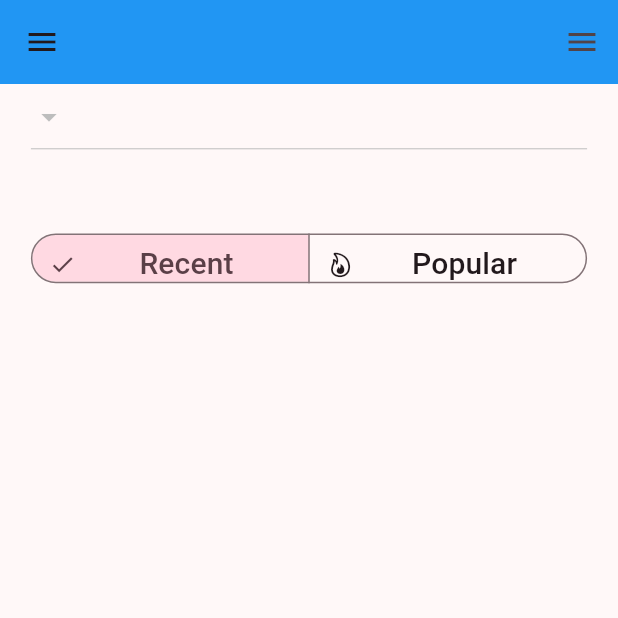
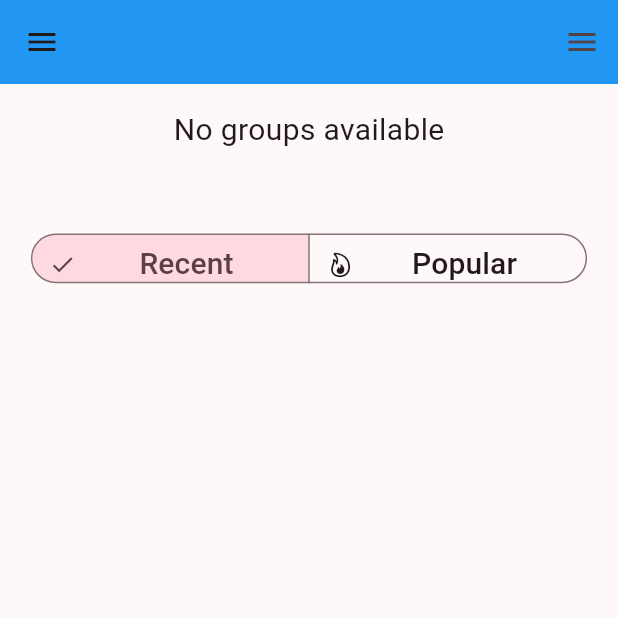
Before and after one commit to Derekshakk/Memories-Through-Lenses, a Flutter app: the HomePage screen opened by its route, after a tap on "Recent", on a phone screen of 412 x 824 dp, the top half of it. Run offline on Flutter 3.47's test engine with Material 3 defaults, Android fonts, the phone set to English and light mode, and no system bars; our stand-ins replace camera, chewie, cloud_firestore, firebase_auth, firebase_core, firebase_database and 5 more; accounts and stored records are empty; generated files the repository leaves out were written again.

Commit message:
fixed dropdown button and logout bugs

```diff
--- a/memories_through_lenses/lib/screens/home.dart
+++ b/memories_through_lenses/lib/screens/home.dart
@@ -54,67 +54,37 @@ class _HomePageState extends State<HomePage> {
   ContentType selected = ContentType.popular;
   bool timelineLoaded = false;
 
-  List<String> dropdownItems = ["Item 1", "Item 2", "Item 3"];
-  List<Pair> dropdownPairs = [
-    Pair("Item 1", "1"),
-    Pair("Item 2", "2"),
-    Pair("Item 3", "3")
-  ];
-  String dropdownValue = "";
+  List<String> dropdownItems = [];
+  List<Pair> dropdownPairs = [];
+  String? dropdownValue;
 
   // list of posts (mediaURL, likes, dislikes)
-  List<PostData> posts = [
-    // PostData(
-    //     id: "1",
-    //     mediaURL: "https://picsum.photos/200",
-    //     mediaType: "image",
-    //     caption: "This is a caption",
-    //     likes: 0,
-    //     dislikes: 0),
-    // PostData(
-    //     id: "2",
-    //     mediaURL: "https://www.youtube.com/watch?v=jNQXAC9IVRw",
-    //     mediaType: "video",
-    //     caption: "This is a caption",
-    //     likes: 0,
-    //     dislikes: 0),
-    // PostData(
-    //     id: "3",
-    //     mediaURL: "https://picsum.photos/200",
-    //     mediaType: "image",
-    //     caption: "This is a caption",
-    //     likes: 0,
-    //     dislikes: 0),
-    // PostData(
-    //     id: "4",
-    //     mediaURL: "https://picsum.photos/200",
-    //     mediaType: "image",
-    //     caption: "This is a caption",
-    //     likes: 0,
-    //     dislikes: 0),
-    // PostData(
-    //     id: "5",
-    //     mediaURL: "https://picsum.photos/200",
-    //     mediaType: "image",
-    //     caption: "This is a caption",
-    //     likes: 0,
-    //     dislikes: 0),
-  ];
+  List<PostData> posts = [];
 
   void getGroups() {
+    if (singleton.groupData == null) return;
+
+    String? previousValue = dropdownValue;
     dropdownItems.clear();
     dropdownPairs.clear();
-    // print("SINGLETON: ${singleton.groupData}");
+
     List<Map<String, dynamic>> groups = singleton.groupData;
     for (var element in groups) {
-      // print("ADDING: ${element['name']}");
-      dropdownItems.add(element['name']);
-      dropdownPairs.add(Pair(element['name'], element['groupID']));
+      String name = element['name'] ?? '';
+      String groupID = element['groupID'] ?? '';
+      if (name.isNotEmpty && groupID.isNotEmpty) {
+        dropdownItems.add(name);
+        dropdownPairs.add(Pair(name, groupID));
+      }
     }
 
-    // print("dropdownItems: $dropdownItems");
-
-    if (dropdownItems.isNotEmpty) dropdownValue = dropdownItems[0];
+    if (dropdownItems.isNotEmpty) {
+      if (previousValue != null && dropdownItems.contains(previousValue)) {
+        dropdownValue = previousValue;
+      } else {
+        dropdownValue = dropdownItems[0];
+      }
+    }
   }
 
   void getPosts(String groupID) {
@@ -123,44 +93,38 @@ class _HomePageState extends State<HomePage> {
             groupID, (selected == ContentType.popular) ? 'popular' : 'newest')
         .then((value) {
       List<PostData> temp = [];
-      List<dynamic> blockedUsers = (singleton.userData['blocked'] != null)
-          ? singleton.userData['blocked']
-          : [];
-      List<dynamic> blockedPosts =
-          (singleton.userData['reported_posts'] != null)
-              ? singleton.userData['reported_posts']
-              : [];
-      // print("VALUE: $value");
+      List<dynamic> blockedUsers = singleton.userData?['blocked'] ?? [];
+      List<dynamic> blockedPosts = singleton.userData?['reported_posts'] ?? [];
+
       for (var element in value) {
         if (blockedUsers.contains(element['user_id']) ||
             blockedPosts.contains(element['id'])) {
           continue;
         }
 
-        // check if the user previously liked or disliked the post
         String userOpinion = "none";
-        if (element['likes'].contains(singleton.userData['uid'])) {
+        if (element['likes']?.contains(singleton.userData?['uid']) ?? false) {
           userOpinion = "like";
-        } else if (element['dislikes'].contains(singleton.userData['uid'])) {
+        } else if (element['dislikes']?.contains(singleton.userData?['uid']) ?? false) {
           userOpinion = "dislike";
         }
 
         temp.add(PostData(
-          id: element['id'],
-          creator: element['user_id'],
-          mediaURL: element['image_url'],
+          id: element['id'] ?? '',
+          creator: element['user_id'] ?? '',
+          mediaURL: element['image_url'] ?? '',
           mediaType: 'image',
-          caption: element['caption'],
-          likes: element['likes'].length,
-          dislikes: element['dislikes'].length,
-          // Timestamp to datetime
-          created_at: DateTime.fromMillisecondsSinceEpoch(
-              element['created_at'].seconds * 1000),
+          caption: element['caption'] ?? '',
+          likes: element['likes']?.length ?? 0,
+          dislikes: element['dislikes']?.length ?? 0,
+          created_at: element['created_at'] != null
+              ? DateTime.fromMillisecondsSinceEpoch(
+                  element['created_at'].seconds * 1000)
+              : DateTime.now(),
           userOpinion: userOpinion,
         ));
       }
 
-      // reverse the list so that the newest post is at the top
       temp = temp.reversed.toList();
       if (mounted) {
         setState(() {
@@ -175,12 +139,10 @@ class _HomePageState extends State<HomePage> {
     super.initState();
     getGroups();
 
-    // set a timer to run after 1 seconds
     Timer(const Duration(seconds: 1), () {
       if (mounted) {
         setState(() {
           selected = ContentType.popular;
-          // print("${singleton.groupData}");
           timelineLoaded = true;
           getGroups();
         });
@@ -190,16 +152,6 @@ class _HomePageState extends State<HomePage> {
 
   @override
   Widget build(BuildContext context) {
-    if (dropdownPairs.isNotEmpty) {
-      String groupID = dropdownPairs
-          .firstWhere((element) => element.key == dropdownValue)
-          .value;
-      if (groupID.isNotEmpty && posts.isEmpty) {
-        // print("dropdownPairs: $dropdownPairs");
-        getPosts(groupID);
-      }
-    }
-
     return Scaffold(
         appBar: AppBar(
           backgroundColor: Colors.blue,
@@ -240,7 +192,6 @@ class _HomePageState extends State<HomePage> {
                     padding: const EdgeInsets.fromLTRB(85, 0, 85, 0),
                     child: ElevatedButton(
                         onPressed: () {
-                          print("Edit profile");
                           Navigator.pushNamed(context, '/profile_edit');
                         },
                         child: const Text("Edit"))),
@@ -318,7 +269,6 @@ class _HomePageState extends State<HomePage> {
                           },
                         ),
                       ),
-                      // TODO: add a "see personal yearbook" button
                       SizedBox(height: SizeConfig.blockSizeVertical! * 2),
                       SizedBox(
                         height: SizeConfig.blockSizeVertical! * 5,
@@ -326,13 +276,22 @@ class _HomePageState extends State<HomePage> {
                           text: "Log Out",
                           style: const TextStyle(
                               fontSize: 20, color: Colors.white),
-                          onPressed: () {
-                            Auth().logout().then(
-                              (value) {
-                                Navigator.pushNamedAndRemoveUntil(
-                                    context, '/', (route) => false);
-                              },
+                          onPressed: () async {
+                            try {
+                              await Auth().logout();
+                              if (mounted) {
+                                Navigator.pushReplacementNamed(context, '/');
+                              }
+                            } catch (e) {
+                              print('Error during logout: $e');
+                              if (mounted) {
+                                ScaffoldMessenger.of(context).showSnackBar(
+                                  const SnackBar(
+                                    content: Text('Error logging out. Please try again.'),
+                                  ),
                                 );
+                              }
+                            }
                           },
                         ),
                       ),
@@ -343,27 +302,27 @@ class _HomePageState extends State<HomePage> {
             ),
           ),
         ),
-        // end drawer should have the title "Friends" and a list of friends
         endDrawer: Drawer(child: Consumer(
           builder: (context, _singleton, child) {
             List<Widget> currentFriends = [];
-            Map<String, dynamic> friends = singleton.userData['friends'];
+            Map<String, dynamic>? friends = singleton.userData?['friends'] as Map<String, dynamic>?;
 
-            print("populating current friends list");
+            if (friends != null) {
               friends.forEach((key, value) {
-              print("key: $key, value: $value");
+                if (value != null && value['name'] != null) {
                   currentFriends.add(FriendCard(
                     type: FriendCardType.currentFriend,
                     name: value['name'],
                     uid: key,
                     onPressed: () {
                       setState(() {
-                    print("removing friend: $key");
+                        // Handle friend removal here
                       });
                     },
                   ));
+                }
               });
-            print("current friends list: $currentFriends");
+            }
 
             return SafeArea(
               child: Column(
@@ -380,7 +339,17 @@ class _HomePageState extends State<HomePage> {
                     ),
                   ),
                   Expanded(
-                    child: ListView.builder(
+                    child: currentFriends.isEmpty
+                        ? const Center(
+                            child: Text(
+                              'No friends yet',
+                              style: TextStyle(
+                                fontSize: 16,
+                                color: Colors.grey,
+                              ),
+                            ),
+                          )
+                        : ListView.builder(
                             itemCount: currentFriends.length,
                             itemBuilder: (context, index) {
                               return currentFriends[index];
@@ -402,8 +371,17 @@ class _HomePageState extends State<HomePage> {
                 width: SizeConfig.blockSizeHorizontal! * 90,
                 child: Consumer<Singleton>(
                   builder: (context, _singleton, child) {
-                    return DropdownButton(
+                    if (dropdownItems.isEmpty) {
+                      return const Center(
+                        child: Text('No groups available',
+                            style: TextStyle(fontSize: 20)),
+                      );
+                    }
+
+                    return DropdownButton<String>(
                       value: dropdownValue,
+                      hint: const Text('Select a group',
+                          style: TextStyle(fontSize: 20)),
                       items: dropdownItems.map<DropdownMenuItem<String>>(
                         (String value) {
                           return DropdownMenuItem<String>(
@@ -413,34 +391,22 @@ class _HomePageState extends State<HomePage> {
                           );
                         },
                       ).toList(),
-                        onChanged: (value) {
+                      onChanged: (String? value) {
+                        if (value == null) return;
+
+                        final groupPair = dropdownPairs
+                            .firstWhere((element) => element.key == value,
+                                orElse: () => Pair('', ''));
+
+                        if (groupPair.value.isEmpty) return;
+
                         setState(() {
-                            String groupID = dropdownPairs
-                                .firstWhere((element) => element.key == value)
-                                .value;
-                            setState(() {
-                              dropdownValue = value.toString();
+                          dropdownValue = value;
                         });
-
-                            getPosts(groupID);
-                          });
-                        });
+                        getPosts(groupPair.value);
                       },
-                  // child: DropdownButton(
-                  //     value: dropdownValue,
-                  //     items: dropdownItems.map<DropdownMenuItem<String>>(
-                  //       (String value) {
-                  //         return DropdownMenuItem<String>(
-                  //           value: value,
-                  //           child: Text(value),
-                  //         );
-                  //       },
-                  //     ).toList(),
-                  //     onChanged: (value) {
-                  //       setState(() {
-                  //         dropdownValue = value.toString();
-                  //       });
-                  //     }),
+                    );
+                  },
                 ),
               ),
               SizedBox(
@@ -454,39 +420,41 @@ class _HomePageState extends State<HomePage> {
                         height: SizeConfig.blockSizeVertical! * 4,
                         alignment: Alignment.center,
                         child: const Text('Recent',
-                                  style: TextStyle(fontSize: 20))),
-                          icon: const Icon(CupertinoIcons.star)),
+                            style: TextStyle(fontSize: 20)),
+                      ),
+                      icon: const Icon(CupertinoIcons.star),
+                    ),
                     ButtonSegment<ContentType>(
                       value: ContentType.popular,
                       label: Container(
                         height: SizeConfig.blockSizeVertical! * 4,
                         alignment: Alignment.center,
                         child: const Text('Popular',
-                                  style: TextStyle(fontSize: 20))),
-                          icon: const Icon(CupertinoIcons.flame))
+                            style: TextStyle(fontSize: 20)),
+                      ),
+                      icon: const Icon(CupertinoIcons.flame),
+                    ),
                   ],
-                    selected: {
-                      selected
-                    },
+                  selected: {selected},
                   onSelectionChanged: (value) {
                     setState(() {
-                        print("VALUE: $value");
                       selected = value.first;
+                    });
 
-                        print("${singleton.groupData}");
-                        getGroups();
-                        if (dropdownPairs.isNotEmpty)
-                          getPosts(dropdownPairs
-                              .firstWhere(
-                                  (element) => element.key == dropdownValue)
-                              .value);
-                      });
-                    }),
+                    if (dropdownValue != null) {
+                      final groupPair = dropdownPairs
+                          .firstWhere((element) => element.key == dropdownValue,
+                              orElse: () => Pair('', ''));
+                      if (groupPair.value.isNotEmpty) {
+                        getPosts(groupPair.value);
+                      }
+                    }
+                  },
+                ),
               ),
               SizedBox(
                 height: SizeConfig.blockSizeVertical! * 70,
                 width: SizeConfig.blockSizeHorizontal! * 100,
-                  // color: Colors.red,
                 child: (timelineLoaded)
                     ? ListView.builder(
                         itemCount: posts.length,
@@ -498,12 +466,15 @@ class _HomePageState extends State<HomePage> {
                             mediaType: posts[index].mediaType,
                             caption: posts[index].caption,
                             likes: posts[index].likes,
-                                dislikes: posts[index].dislikes);
+                            dislikes: posts[index].dislikes,
+                            userOpinion: posts[index].userOpinion,
+                          );
                         },
                       )
                     : const Center(
                         child: CircularProgressIndicator(),
-                        ))
+                      ),
+              ),
             ],
           ),
         ));
```
Lines whose indentation alone changed are shown as unchanged.
